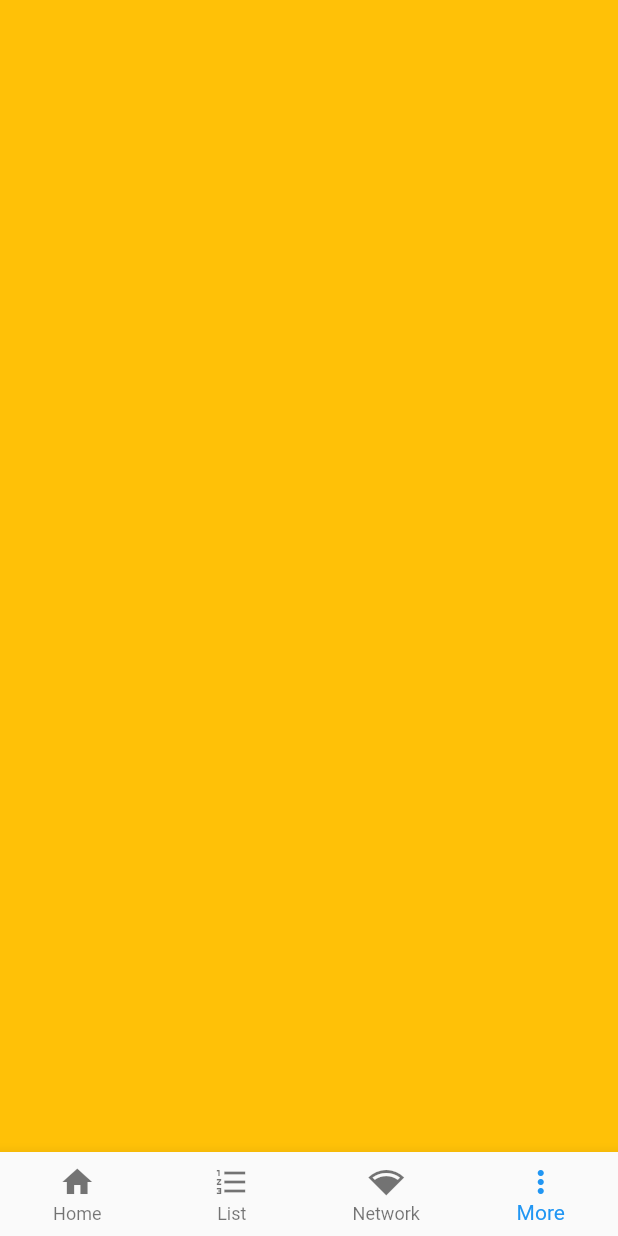
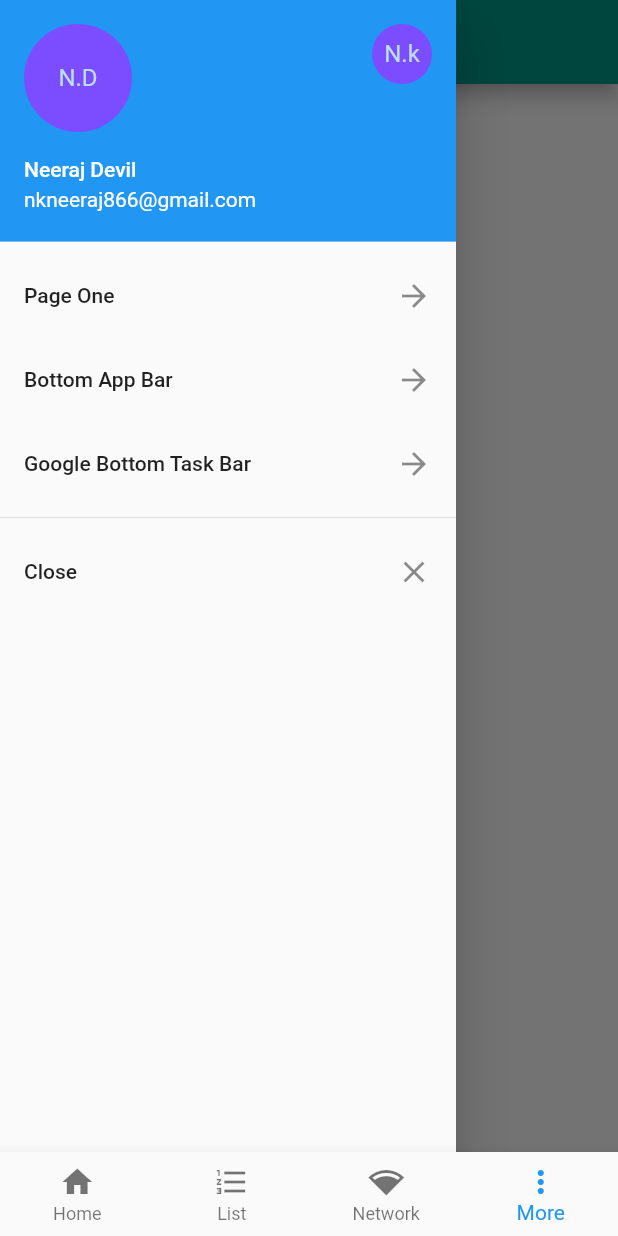
Before and after one commit to imneeraj/flutter_app_demo, a Flutter app: the screen it shows after launch, item 4 of the bottom bar chosen, with the side drawer open (before the commit the screen has no drawer), on a phone screen of 412 x 824 dp. Run offline on Flutter 3.47's test engine with Material 2 defaults, Android fonts, the phone set to English and light mode, and no system bars; network calls fail.

Commit message:
added bpttom app bar, taskbar Ui

```diff
--- a/lib/main.dart
+++ b/lib/main.dart
@@ -3,8 +3,13 @@ import 'home_page.dart';
 import 'more.dart';
 import 'network_requests.dart';
 import 'list_page.dart';
+import 'bottom_app_bar.dart';
+import 'bottom_task_bar.dart';
 
-void main() => runApp(new MyApp());
+void main()
+{
+  runApp(new MyApp());
+}
 
 class MyApp extends StatefulWidget {
   @override
@@ -22,8 +27,7 @@ class _MyAppState extends State<MyApp>
     return new MaterialApp(
         title: "Flutter Demo",
         theme: new ThemeData(
-        primaryColor: Colors.deepPurple),
-
+            primaryColor: Colors.teal),
         home: new Scaffold(
           body: new PageView(
             controller: pageController,
@@ -71,6 +75,9 @@ class _MyAppState extends State<MyApp>
             ],
           ),
         ),
-    );
+        routes: <String, WidgetBuilder>{
+          "/a" :(BuildContext context) => new BottomAppBarEx("Bottom App Bar"),
+          "/b" :(BuildContext context) => new BottomTaskBar("Google Bottom Task Bar"),
+        });
   }
 }
--- a/lib/more.dart
+++ b/lib/more.dart
@@ -1,10 +1,66 @@
 import 'package:flutter/material.dart';
+import 'package:flutter/foundation.dart';
+import 'bottom_task_bar.dart';
+import 'page_one.dart';
 
 class More extends StatelessWidget {
   @override
   Widget build(BuildContext context) {
     return new Scaffold(
-      backgroundColor: Colors.amber,
+      appBar: new AppBar(
+        title: new Text("More"),
+        elevation:
+        defaultTargetPlatform == TargetPlatform.android ? 5.0 : 0.0,
+      ),
+      drawer: new Drawer(
+        child: new ListView(
+          children: <Widget>[
+            new UserAccountsDrawerHeader(
+              accountName: new Text("Neeraj Devil"),
+              accountEmail: new Text("nkneeraj866@gmail.com"),
+              currentAccountPicture: new CircleAvatar(
+                backgroundColor: Colors.deepPurpleAccent,
+                child: new Text("N.D"),
+              ),
+              otherAccountsPictures: <Widget>[
+                new CircleAvatar(
+                    backgroundColor: Colors.deepPurpleAccent,
+                    child: new Text("N.k"))
+              ],
+            ), new ListTile(
+              title: new Text("Page One"),
+              trailing: new Icon(Icons.arrow_forward),
+              onTap: () {
+                Navigator.of(context).pop();
+                Navigator.of(context).push(new MaterialPageRoute(
+                    builder: (BuildContext context) => new PageOne("Page One")));
+              },
+            ),
+            new ListTile(
+                title: new Text("Bottom App Bar"),
+                trailing: new Icon(Icons.arrow_forward),
+                onTap: () {
+                  Navigator.of(context).pop();
+                  Navigator.of(context).pushNamed("/a");
+                }),
+            new ListTile(
+              title: new Text("Google Bottom Task Bar"),
+              trailing: new Icon(Icons.arrow_forward),
+              onTap: () {
+                Navigator.of(context).pop();
+                Navigator.of(context).push(new MaterialPageRoute(
+                    builder: (BuildContext context) => new BottomTaskBar("Bottom Task Bar")));
+              },
+            ),
+            new Divider(),
+            new ListTile(
+              title: new Text("Close"),
+              trailing: new Icon(Icons.close),
+              onTap: () => Navigator.of(context).pop(),
+            ),
+          ],
+        ),
+      ),
     );
   }
 }
```
Also changed, not shown: lib/bottom_app_bar.dart (added, +45 -0 lines), lib/bottom_task_bar.dart (added, +43 -0 lines), lib/network_requests.dart (+1 -19 lines), lib/page_one.dart (added, +20 -0 lines). Lines whose indentation alone changed are shown as unchanged.
